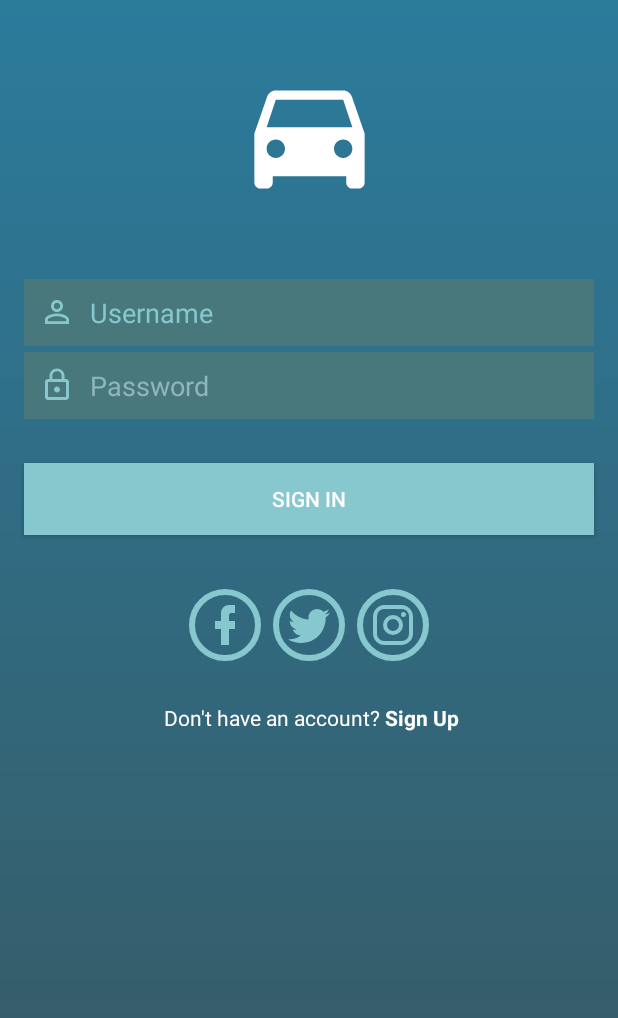
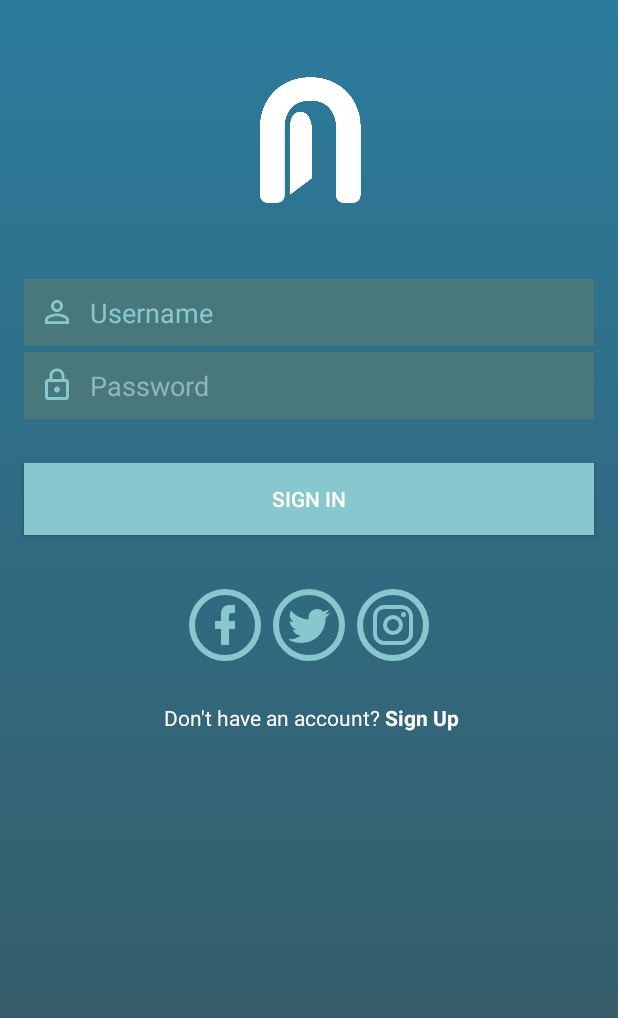
Before and after one commit to pintumagang/mobile-android, an Android app: the screen it shows after launch (LoginActivity), on a phone screen of 412 x 824 dp. Shown: the top 1018 px of the screen. Run offline under Robolectric (Android 15) with nearby library versions, the light colour scheme and no system bars.

Commit message:
add logo pintu magang

```diff
--- a/app/src/main/java/com/pintumagang/android_app/SplashActivity.java
+++ b/app/src/main/java/com/pintumagang/android_app/SplashActivity.java
@@ -2,12 +2,27 @@ package com.pintumagang.android_app;
 
 import android.support.v7.app.AppCompatActivity;
 import android.os.Bundle;
+import android.content.Intent;
+import android.os.Handler;
 
 public class SplashActivity extends AppCompatActivity {
 
+    private final int SPLASH_DISPLAY_LENGTH = 5000;
     @Override
     protected void onCreate(Bundle savedInstanceState) {
         super.onCreate(savedInstanceState);
         setContentView(R.layout.activity_splash);
+
+        new Handler().postDelayed(new Runnable(){
+            @Override
+            public void run() {
+                /* Create an Intent that will start the Menu-Activity. */
+                Intent mainIntent = new Intent(SplashActivity.this,LoginActivity.class);
+                SplashActivity.this.startActivity(mainIntent);
+                SplashActivity.this.finish();
+            }
+        }, SPLASH_DISPLAY_LENGTH);
     }
+
+
 }
--- a/app/src/main/res/layout/activity_login.xml
+++ b/app/src/main/res/layout/activity_login.xml
@@ -152,7 +152,7 @@
             app:layout_constraintBottom_toTopOf="@+id/username"
             app:layout_constraintEnd_toEndOf="parent"
             app:layout_constraintStart_toStartOf="parent"
-            app:srcCompat="@drawable/ic_car_24dp" />
+            app:srcCompat="@drawable/logo_pintumagang" />
 
         <TextView
             android:id="@+id/link_sign_up"
```
Also changed, not shown: app/src/main/AndroidManifest.xml (+4 -3 lines), app/src/main/res/layout/activity_splash.xml (+54 -4 lines), app/src/main/res/drawable-v24/logo_pintumagang.png (added).
